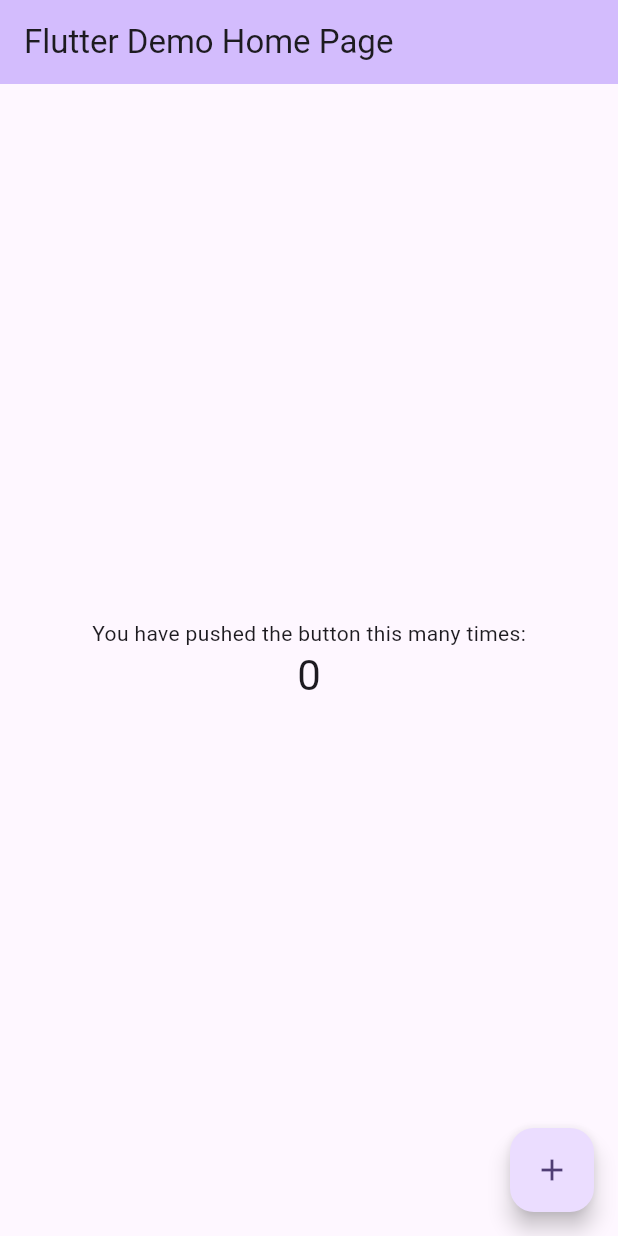
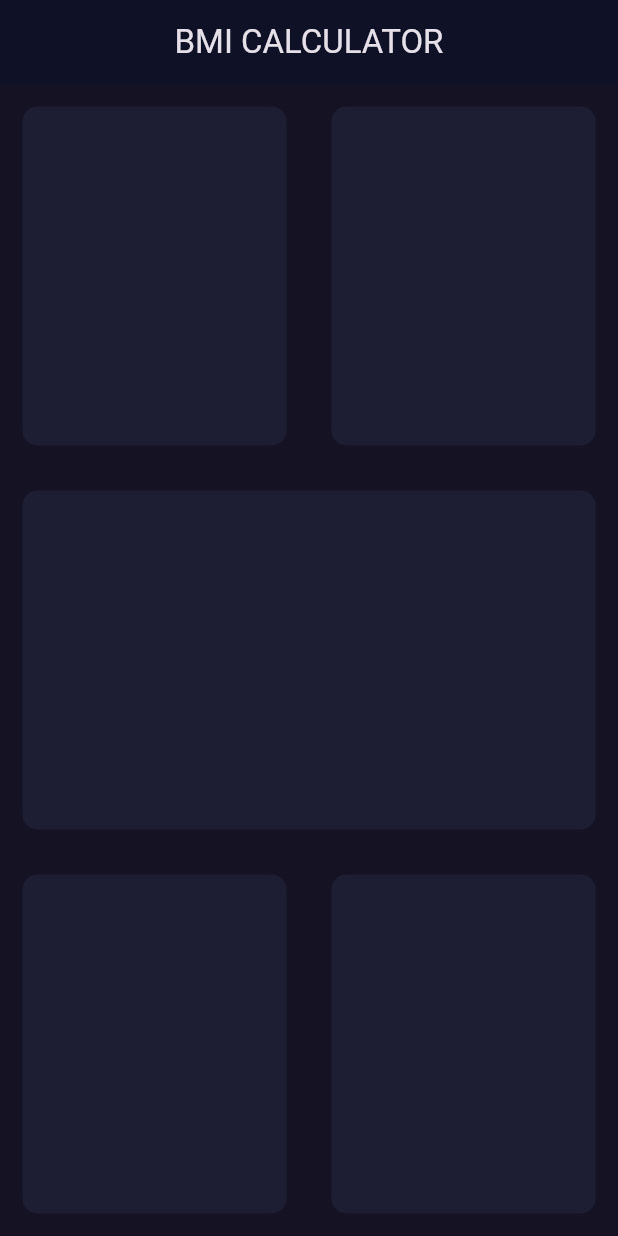
Before and after one commit to msiprime/BMIcalc, a Flutter app: the screen it shows after launch, on a phone screen of 412 x 824 dp. Run offline on Flutter 3.47's test engine with Material 3 defaults, Android fonts, the light colour scheme and no system bars.

Commit message:
ui alignment cool

```diff
--- /dev/null
+++ b/lib/input_page.dart
@@ -0,0 +1,67 @@
+import 'package:flutter/material.dart';
+
+class InputPage extends StatefulWidget {
+  @override
+  _InputPageState createState() => _InputPageState();
+}
+
+class _InputPageState extends State<InputPage> {
+  @override
+  Widget build(BuildContext context) {
+    return Scaffold(
+      appBar: AppBar(
+        title: Text('BMI CALCULATOR'),
+        centerTitle: true,
+        backgroundColor: Color(0xFF0F1126),
+      ),
+      body: Column(
+        children: [
+          Expanded(
+            child: Row(
+              children: [
+                Expanded(
+                  child: ReusableCard(colour: Color(0xFF1D1E33)),
+                ),
+                Expanded(
+                  child: ReusableCard(colour: Color(0xFF1D1E33)),
+                )
+              ],
+            ),
+          ),
+          Expanded(
+            child: ReusableCard(colour: Color(0xFF1D1E33)),
+          ),
+          Expanded(
+            child: Row(
+              children: [
+                Expanded(
+                  child: ReusableCard(colour: Color(0xFF1D1E33)),
+                ),
+                Expanded(
+                  child: ReusableCard(colour: Color(0xFF1D1E33)),
+                )
+              ],
+            ),
+          ),
+        ],
+      ),
+    );
+  }
+}
+
+class ReusableCard extends StatelessWidget {
+  ReusableCard({super.key, required this.colour});
+
+  final Color colour;
+
+  @override
+  Widget build(BuildContext context) {
+    return Container(
+      margin: EdgeInsets.all(15),
+      decoration: BoxDecoration(
+        color: colour,
+        borderRadius: BorderRadius.circular(10),
+      ),
+    );
+  }
+}
--- a/lib/main.dart
+++ b/lib/main.dart
@@ -1,125 +1,18 @@
 import 'package:flutter/material.dart';
 
-void main() {
-  runApp(const MyApp());
-}
+import 'input_page.dart';
 
-class MyApp extends StatelessWidget {
-  const MyApp({super.key});
+void main() => runApp(BMICalculator());
 
-  // This widget is the root of your application.
+class BMICalculator extends StatelessWidget {
   @override
   Widget build(BuildContext context) {
     return MaterialApp(
-      title: 'Flutter Demo',
-      theme: ThemeData(
-        // This is the theme of your application.
-        //
-        // TRY THIS: Try running your application with "flutter run". You'll see
-        // the application has a purple toolbar. Then, without quitting the app,
-        // try changing the seedColor in the colorScheme below to Colors.green
-        // and then invoke "hot reload" (save your changes or press the "hot
-        // reload" button in a Flutter-supported IDE, or press "r" if you used
-        // the command line to start the app).
-        //
-        // Notice that the counter didn't reset back to zero; the application
-        // state is not lost during the reload. To reset the state, use hot
-        // restart instead.
-        //
-        // This works for code too, not just values: Most code changes can be
-        // tested with just a hot reload.
-        colorScheme: ColorScheme.fromSeed(seedColor: Colors.deepPurple),
-        useMaterial3: true,
+      theme: ThemeData.dark().copyWith(
+        scaffoldBackgroundColor: Color(0xFF151323),
+        primaryColor: Colors.black,
       ),
-      home: const MyHomePage(title: 'Flutter Demo Home Page'),
+      home: InputPage(),
     );
   }
 }
-
-class MyHomePage extends StatefulWidget {
-  const MyHomePage({super.key, required this.title});
-
-  // This widget is the home page of your application. It is stateful, meaning
-  // that it has a State object (defined below) that contains fields that affect
-  // how it looks.
-
-  // This class is the configuration for the state. It holds the values (in this
-  // case the title) provided by the parent (in this case the App widget) and
-  // used by the build method of the State. Fields in a Widget subclass are
-  // always marked "final".
-
-  final String title;
-
-  @override
-  State<MyHomePage> createState() => _MyHomePageState();
-}
-
-class _MyHomePageState extends State<MyHomePage> {
-  int _counter = 0;
-
-  void _incrementCounter() {
-    setState(() {
-      // This call to setState tells the Flutter framework that something has
-      // changed in this State, which causes it to rerun the build method below
-      // so that the display can reflect the updated values. If we changed
-      // _counter without calling setState(), then the build method would not be
-      // called again, and so nothing would appear to happen.
-      _counter++;
-    });
-  }
-
-  @override
-  Widget build(BuildContext context) {
-    // This method is rerun every time setState is called, for instance as done
-    // by the _incrementCounter method above.
-    //
-    // The Flutter framework has been optimized to make rerunning build methods
-    // fast, so that you can just rebuild anything that needs updating rather
-    // than having to individually change instances of widgets.
-    return Scaffold(
-      appBar: AppBar(
-        // TRY THIS: Try changing the color here to a specific color (to
-        // Colors.amber, perhaps?) and trigger a hot reload to see the AppBar
-        // change color while the other colors stay the same.
-        backgroundColor: Theme.of(context).colorScheme.inversePrimary,
-        // Here we take the value from the MyHomePage object that was created by
-        // the App.build method, and use it to set our appbar title.
-        title: Text(widget.title),
-      ),
-      body: Center(
-        // Center is a layout widget. It takes a single child and positions it
-        // in the middle of the parent.
-        child: Column(
-          // Column is also a layout widget. It takes a list of children and
-          // arranges them vertically. By default, it sizes itself to fit its
-          // children horizontally, and tries to be as tall as its parent.
-          //
-          // Column has various properties to control how it sizes itself and
-          // how it positions its children. Here we use mainAxisAlignment to
-          // center the children vertically; the main axis here is the vertical
-          // axis because Columns are vertical (the cross axis would be
-          // horizontal).
-          //
-          // TRY THIS: Invoke "debug painting" (choose the "Toggle Debug Paint"
-          // action in the IDE, or press "p" in the console), to see the
-          // wireframe for each widget.
-          mainAxisAlignment: MainAxisAlignment.center,
-          children: <Widget>[
-            const Text(
-              'You have pushed the button this many times:',
-            ),
-            Text(
-              '$_counter',
-              style: Theme.of(context).textTheme.headlineMedium,
-            ),
-          ],
-        ),
-      ),
-      floatingActionButton: FloatingActionButton(
-        onPressed: _incrementCounter,
-        tooltip: 'Increment',
-        child: const Icon(Icons.add),
-      ), // This trailing comma makes auto-formatting nicer for build methods.
-    );
-  }
-}
```
Also changed, not shown: 26 other files.
